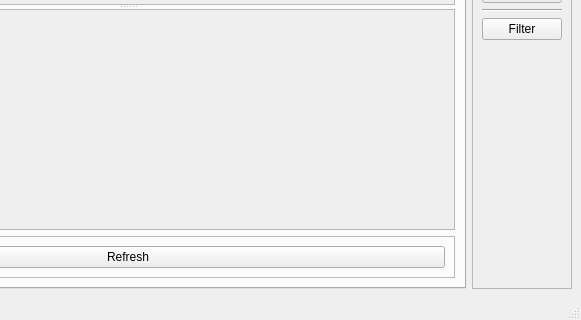
Qt form resources/MainWindow.ui (compso/pygrid-ui) before a commit; both pictures show x 219 to 800 and y 280 to 600 of the 800 by 600 pixel window.
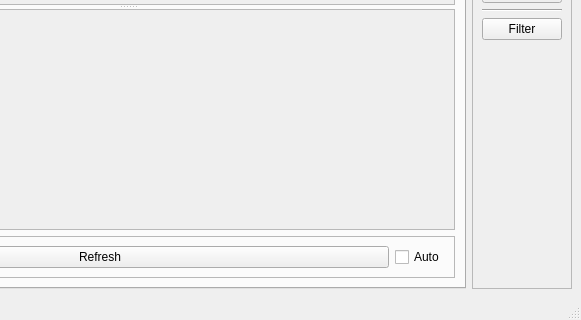
The same form after that commit.

```diff
--- a/resources/MainWindow.ui
+++ b/resources/MainWindow.ui
@@ -86,6 +86,19 @@
              </property>
             </widget>
            </item>
+           <item>
+            <widget class="QCheckBox" name="auto_refresh_cb">
+             <property name="sizePolicy">
+              <sizepolicy hsizetype="Fixed" vsizetype="Fixed">
+               <horstretch>0</horstretch>
+               <verstretch>0</verstretch>
+              </sizepolicy>
+             </property>
+             <property name="text">
+              <string>Auto</string>
+             </property>
+            </widget>
+           </item>
           </layout>
          </widget>
         </item>
```
Left out of the diff: 60 changed lines with no effect on the pictures.
